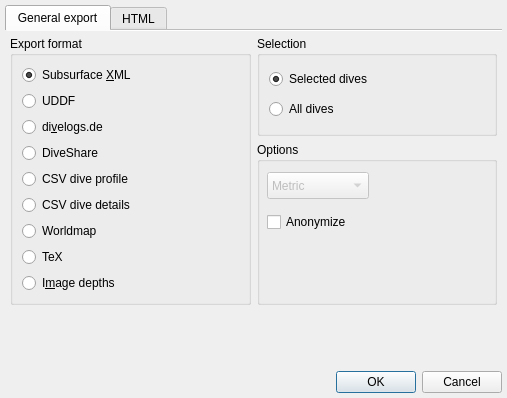
First picture: the form in desktop-widgets/divelogexportdialog.ui, repository subsurface/subsurface, before the edit.
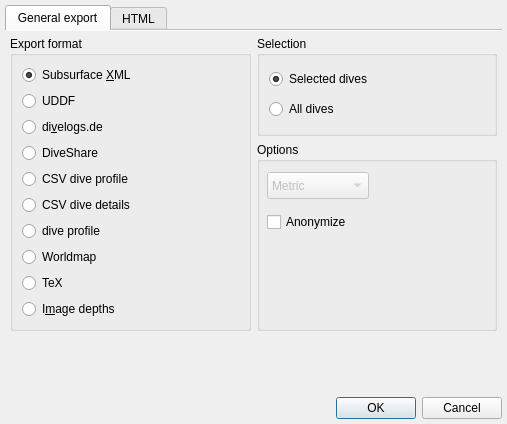
Second picture: the form after the edit. Icons and pictures are not drawn.

Commit message:
Export profile image
With Facebook support gone, we should offer a way to export
the profile image. This has been part of the TeX support
but this makes it explicit.

```diff
--- a/desktop-widgets/divelogexportdialog.ui
+++ b/desktop-widgets/divelogexportdialog.ui
@@ -181,6 +181,16 @@
             </attribute>
            </widget>
           </item>
+          <item>
+           <widget class="QRadioButton" name="exportProfile">
+            <property name="text">
+             <string>dive profile</string>
+            </property>
+            <attribute name="buttonGroup">
+             <string notr="true">exportGroup</string>
+            </attribute>
+           </widget>
+          </item>
           <item>
            <widget class="QRadioButton" name="exportWorldMap">
             <property name="text">
```
The commit also changes 6 other files.
